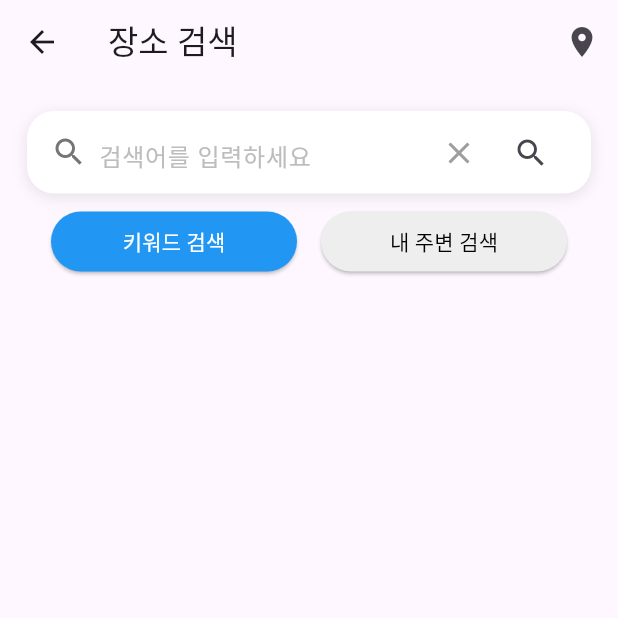
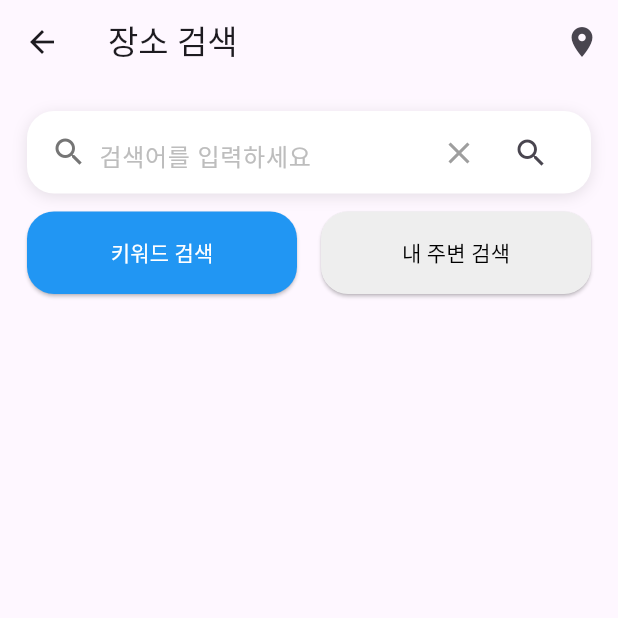
Before and after one commit to hippieperm/flutter_location_explorer, a Flutter app: the SearchPage screen opened directly, on a phone screen of 412 x 824 dp, the top half of it. Run offline on Flutter 3.47's test engine with Material 3 defaults, Android fonts, the phone set to English and light mode, and no system bars; our stand-ins replace dio, flutter_dotenv, geolocator.

Commit message:
검색 페이지의 버튼 스타일을 개선하고, 버튼의 높이를 조정하여 사용자 경험을 향상시킴.

```diff
--- a/lib/ui/pages/search/search_page.dart
+++ b/lib/ui/pages/search/search_page.dart
@@ -69,7 +69,7 @@ class _SearchPageState extends State<SearchPage> {
     return Consumer<PlaceProvider>(
       builder: (context, provider, child) {
         return Padding(
-          padding: const EdgeInsets.symmetric(horizontal: 16, vertical: 8),
+          padding: const EdgeInsets.symmetric(horizontal: 0, vertical: 12),
           child: Row(
             children: [
               Expanded(
@@ -112,13 +112,20 @@ class _SearchPageState extends State<SearchPage> {
     required bool selected,
     required VoidCallback onPressed,
   }) {
-    return ElevatedButton(
-      onPressed: onPressed,
-      style: ElevatedButton.styleFrom(
-        backgroundColor: selected ? Colors.blue : Colors.grey[200],
-        foregroundColor: selected ? Colors.white : Colors.black,
+    return SizedBox(
+      height: 55,
+
+      child: ElevatedButton(
+        onPressed: onPressed,
+        style: ElevatedButton.styleFrom(
+          backgroundColor: selected ? Colors.blue : Colors.grey[200],
+          foregroundColor: selected ? Colors.white : Colors.black,
+          shape: RoundedRectangleBorder(
+            borderRadius: BorderRadius.circular(18),
+          ),
+        ),
+        child: Text(label),
       ),
-      child: Text(label),
     );
   }
 
```
